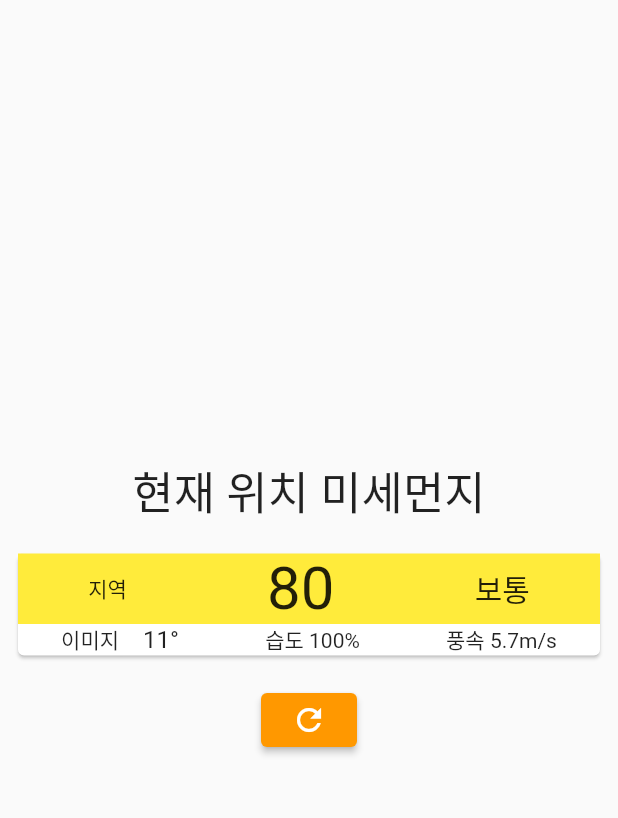
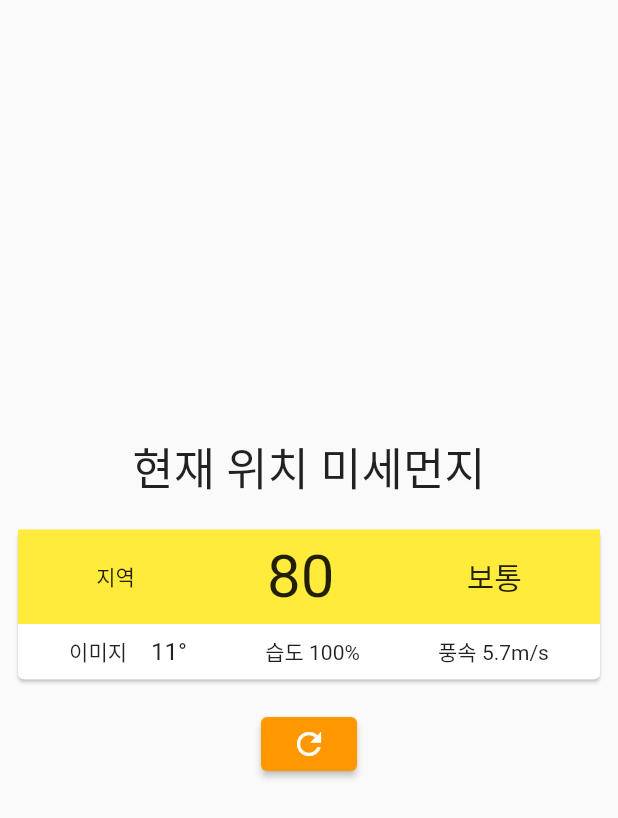
Before and after one commit to OSS0302/flutter_dust, a Flutter app: the screen it shows after launch, on a phone screen of 412 x 824 dp. Shown: the top 818 px of the screen. Run offline on Flutter 3.47's test engine with Material 2 defaults, Android fonts, the phone set to English and light mode, and no system bars.

Commit message:
컨테이너 패딩 주기 all 8.0

```diff
--- a/lib/main.dart
+++ b/lib/main.dart
@@ -54,8 +54,11 @@ class _MainState extends State<Main> {
                       ],
                     ),
                     color: Colors.yellow,
+                     padding: const EdgeInsets.all(8.0),
                   ),
-                Row(
+                Padding(
+                  padding: const EdgeInsets.all(8.0),
+                  child: Row(
                     mainAxisAlignment:  MainAxisAlignment.spaceAround,
                       children: <Widget> [
                         Row(
@@ -70,6 +73,7 @@ class _MainState extends State<Main> {
                         Text('습도 100%'),
                         Text('풍속 5.7m/s'),
               ],
+            ),
                 )
               ],),
             ),
```
Lines whose indentation alone changed are shown as unchanged.
